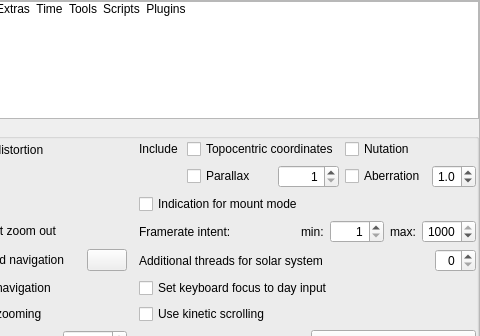
Before: the Qt Designer form src/gui/configurationDialog.ui in Stellarium/stellarium, drawn with Qt 5; both pictures show x 107 to 587 and y 0 to 336 of the 587 by 519 pixel window.
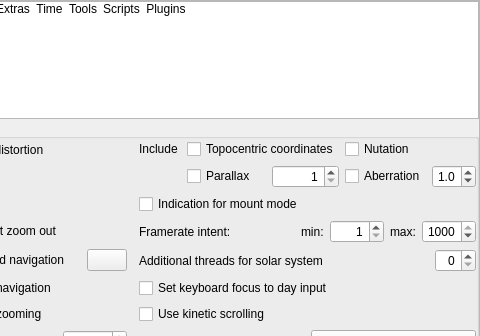
After: the same form once the commit is applied. The open tabs and pages were chosen to show the change. Icons and pictures are not drawn. Custom widgets are drawn as their Qt base class.

Diff of the .ui file:
```diff
--- a/src/gui/configurationDialog.ui
+++ b/src/gui/configurationDialog.ui
@@ -1881,7 +1881,7 @@
                     <double>1.000000000000000</double>
                    </property>
                    <property name="maximum">
-                    <double>10000.000000000000000</double>
+                    <double>100000.000000000000000</double>
                    </property>
                    <property name="singleStep">
                     <double>1.000000000000000</double>
```
